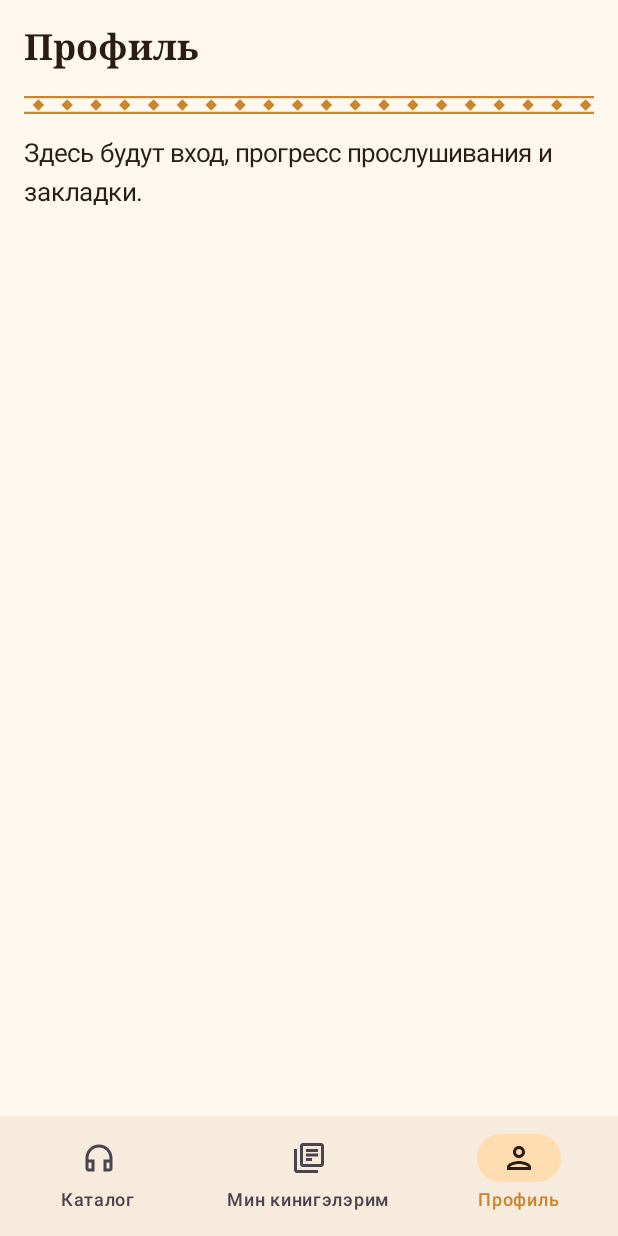
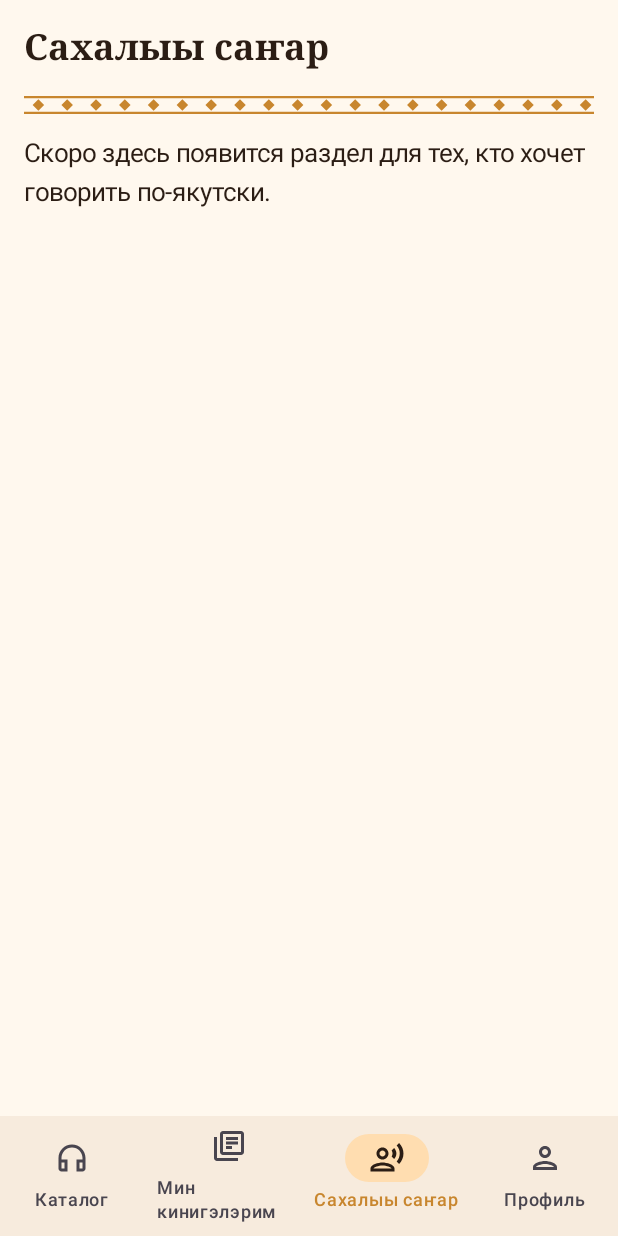
Before and after one commit to Udjuor/sakha-audiobooks, an Android app built with Jetpack Compose: the screen it shows after launch (MainActivity), item 3 of the bottom bar chosen, on a phone screen of 412 x 824 dp. Run offline under Robolectric (Android 15) with nearby library versions, the phone set to English and light mode, and no system bars; our stand-ins replace Dagger/Hilt's generated code.

Commit message:
Раздел «Сахалыы саҥар» (заготовка)
Co-Authored-By: Claude Opus 5.5 <noreply@anthropic.com>
Claude-Session: https://claude.ai/code/session_01PAmminxeFQixJWvuEFKVA3

```diff
--- a/app/src/main/java/ru/sakhabooks/app/ui/navigation/AppRoot.kt
+++ b/app/src/main/java/ru/sakhabooks/app/ui/navigation/AppRoot.kt
@@ -21,6 +21,7 @@ import ru.sakhabooks.app.ui.book.BookScreen
 import ru.sakhabooks.app.ui.catalog.CatalogScreen
 import ru.sakhabooks.app.ui.library.LibraryScreen
 import ru.sakhabooks.app.ui.profile.ProfileScreen
+import ru.sakhabooks.app.ui.speak.SpeakScreen
 
 @Composable
 fun AppRoot() {
@@ -57,6 +58,7 @@ fun AppRoot() {
             composable<CatalogRoute> { CatalogScreen(onOpenBook = { navController.navigate(BookRoute(it)) }) }
             composable<BookRoute> { BookScreen(onBack = { navController.popBackStack() }) }
             composable<LibraryRoute> { LibraryScreen() }
+            composable<SpeakRoute> { SpeakScreen() }
             composable<ProfileRoute> { ProfileScreen() }
         }
     }
--- a/app/src/main/java/ru/sakhabooks/app/ui/navigation/Destinations.kt
+++ b/app/src/main/java/ru/sakhabooks/app/ui/navigation/Destinations.kt
@@ -5,6 +5,7 @@ import androidx.compose.material.icons.Icons
 import androidx.compose.material.icons.automirrored.outlined.LibraryBooks
 import androidx.compose.material.icons.outlined.Headphones
 import androidx.compose.material.icons.outlined.Person
+import androidx.compose.material.icons.outlined.RecordVoiceOver
 import androidx.compose.ui.graphics.vector.ImageVector
 import kotlinx.serialization.Serializable
 import ru.sakhabooks.app.R
@@ -12,6 +13,7 @@ import ru.sakhabooks.app.R
 // Адреса экранов.
 @Serializable data object CatalogRoute
 @Serializable data object LibraryRoute
+@Serializable data object SpeakRoute
 @Serializable data object ProfileRoute
 @Serializable data class BookRoute(val bookId: String)
 
@@ -22,5 +24,6 @@ enum class TopLevelTab(
 ) {
     Catalog(CatalogRoute, R.string.nav_catalog, Icons.Outlined.Headphones),
     Library(LibraryRoute, R.string.nav_library, Icons.AutoMirrored.Outlined.LibraryBooks),
+    Speak(SpeakRoute, R.string.nav_speak, Icons.Outlined.RecordVoiceOver),
     Profile(ProfileRoute, R.string.nav_profile, Icons.Outlined.Person),
 }
--- /dev/null
+++ b/app/src/main/java/ru/sakhabooks/app/ui/speak/SpeakScreen.kt
@@ -0,0 +1,15 @@
+package ru.sakhabooks.app.ui.speak
+
+import androidx.compose.material3.MaterialTheme
+import androidx.compose.material3.Text
+import androidx.compose.runtime.Composable
+import androidx.compose.ui.res.stringResource
+import ru.sakhabooks.app.R
+import ru.sakhabooks.app.ui.components.TabScreen
+
+@Composable
+fun SpeakScreen() {
+    TabScreen(title = stringResource(R.string.speak_title)) {
+        Text(stringResource(R.string.speak_placeholder), style = MaterialTheme.typography.bodyLarge)
+    }
+}
--- a/app/src/main/res/values/strings.xml
+++ b/app/src/main/res/values/strings.xml
@@ -11,6 +11,7 @@
     <!-- Нижнее меню -->
     <string name="nav_catalog">Каталог</string>
     <string name="nav_library">Мин кинигэлэрим</string>
+    <string name="nav_speak">Сахалыы саҥар</string>
     <string name="nav_profile">Профиль</string>
 
     <!-- Каталог -->
@@ -36,6 +37,10 @@
     <string name="library_title">Мин кинигэлэрим</string>
     <string name="library_empty">Вы ещё ничего не слушали. Выберите книгу в каталоге.</string>
 
+    <!-- Сахалыы саҥар -->
+    <string name="speak_title">Сахалыы саҥар</string>
+    <string name="speak_placeholder">Скоро здесь появится раздел для тех, кто хочет говорить по-якутски.</string>
+
     <!-- Профиль -->
     <string name="profile_title">Профиль</string>
     <string name="profile_placeholder">Здесь будут вход, прогресс прослушивания и закладки.</string>
```
